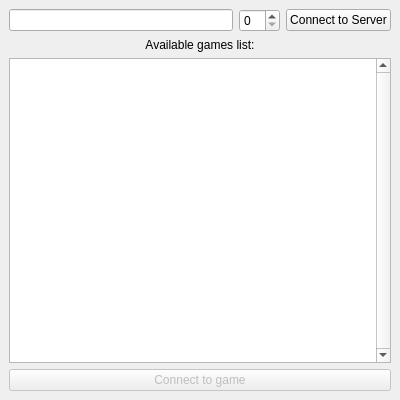
Above: KlientKosci/wybor.ui from Pilif102/Kosci before the change. Below: the same form after it.
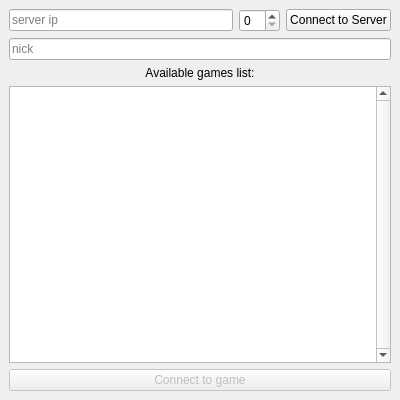
That is the form after the change.

Diff of the .ui file:
```diff
--- a/KlientKosci/wybor.ui
+++ b/KlientKosci/wybor.ui
@@ -42,7 +42,17 @@
     <item>
      <layout class="QHBoxLayout" name="horizontalLayout">
       <item>
-       <widget class="QLineEdit" name="lineEditIP"/>
+       <widget class="QLineEdit" name="lineEditIP">
+        <property name="inputMask">
+         <string/>
+        </property>
+        <property name="text">
+         <string/>
+        </property>
+        <property name="placeholderText">
+         <string>server ip</string>
+        </property>
+       </widget>
       </item>
       <item>
        <widget class="QSpinBox" name="spinBoxPort"/>
@@ -56,6 +66,13 @@
       </item>
      </layout>
     </item>
+    <item>
+     <widget class="QLineEdit" name="lineEdit">
+      <property name="placeholderText">
+       <string>nick</string>
+      </property>
+     </widget>
+    </item>
     <item>
      <layout class="QVBoxLayout" name="verticalLayout">
       <item>
```
